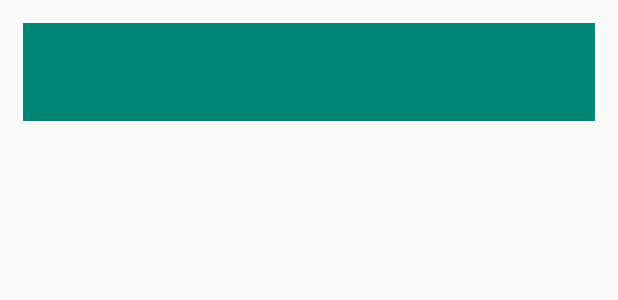
After one commit to rababany/ConsultationPrototypec, an Android app: the layout spinner_item.xml on its own in the app's theme, with its tools: preview values and no code run, on a phone screen of 412 x 824 dp. The commit adds this screen. Shown: the top 300 px of the screen. Run offline under Robolectric (Android 15) with nearby library versions, the phone set to English and light mode, and no system bars.

Commit message:
spinner partie 1 fonctionnel

```diff
--- /dev/null
+++ b/app/src/main/res/layout/spinner_item.xml
@@ -0,0 +1,13 @@
+<?xml version="1.0" encoding="utf-8"?>
+
+    <TextView
+        xmlns:android="http://schemas.android.com/apk/res/android"
+        android:layout_width="match_parent"
+        android:layout_height="wrap_content"
+        android:textSize="25sp"
+        android:gravity="center"
+        android:textColor="#F9FCF9"
+        android:padding="15dip"
+        android:layout_margin="15dip"
+        android:background="@color/colorPrimary"
+        />
--- a/gradle.properties
+++ b/gradle.properties
@@ -18,3 +18,5 @@ android.useAndroidX=true
 # Automatically convert third-party libraries to use AndroidX
 android.enableJetifier=true
 androidx.databinding.enableV2=true
+android.databinding.incremental=true
+#android.enableSeparateAnnotationProcessing=true
```
Also changed, not shown: app/src/main/java/com/example/consultationprototype/MainActivity.java (+25 -0 lines), app/src/main/java/com/example/consultationprototype/Model/Addresse.java (+8 -0 lines), app/src/main/res/layout/activity_main.xml (+13 -6 lines), app/src/main/res/layout/content_main.xml (+27 -10 lines).
